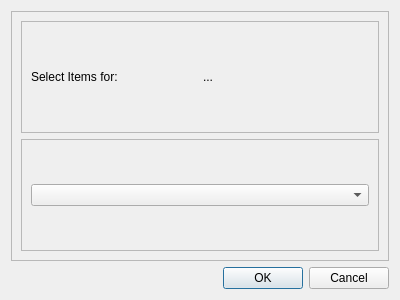
First picture: the form in ui/query_sample_category_dialog.ui, repository usc-psychsim/psychsim-eval-gui, before the edit.
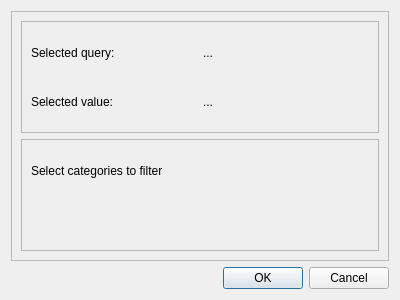
Second picture: the form after the edit.

Patch:
```diff
--- a/ui/query_sample_category_dialog.ui
+++ b/ui/query_sample_category_dialog.ui
@@ -31,21 +31,35 @@
         <property name="frameShadow">
          <enum>QFrame::Raised</enum>
         </property>
-        <layout class="QHBoxLayout" name="horizontalLayout">
-         <item>
+        <layout class="QGridLayout" name="gridLayout">
+         <item row="0" column="0">
           <widget class="QLabel" name="label">
            <property name="text">
-            <string>Select Items for: </string>
+            <string>Selected query:</string>
            </property>
           </widget>
          </item>
-         <item>
+         <item row="0" column="1">
           <widget class="QLabel" name="name_label">
            <property name="text">
             <string>...</string>
            </property>
           </widget>
          </item>
+         <item row="1" column="0">
+          <widget class="QLabel" name="label_2">
+           <property name="text">
+            <string>Selected value:</string>
+           </property>
+          </widget>
+         </item>
+         <item row="1" column="1">
+          <widget class="QLabel" name="value_label">
+           <property name="text">
+            <string>...</string>
+           </property>
+          </widget>
+         </item>
         </layout>
        </widget>
       </item>
@@ -57,9 +71,16 @@
         <property name="frameShadow">
          <enum>QFrame::Raised</enum>
         </property>
-        <layout class="QHBoxLayout" name="horizontalLayout_2">
+        <layout class="QVBoxLayout" name="verticalLayout_3">
          <item>
-          <widget class="QComboBox" name="category_combo"/>
+          <widget class="QLabel" name="label_3">
+           <property name="text">
+            <string>Select categories to filter</string>
+           </property>
+          </widget>
+         </item>
+         <item>
+          <widget class="QWidget" name="multi_select_widget" native="true"/>
          </item>
         </layout>
        </widget>
```
